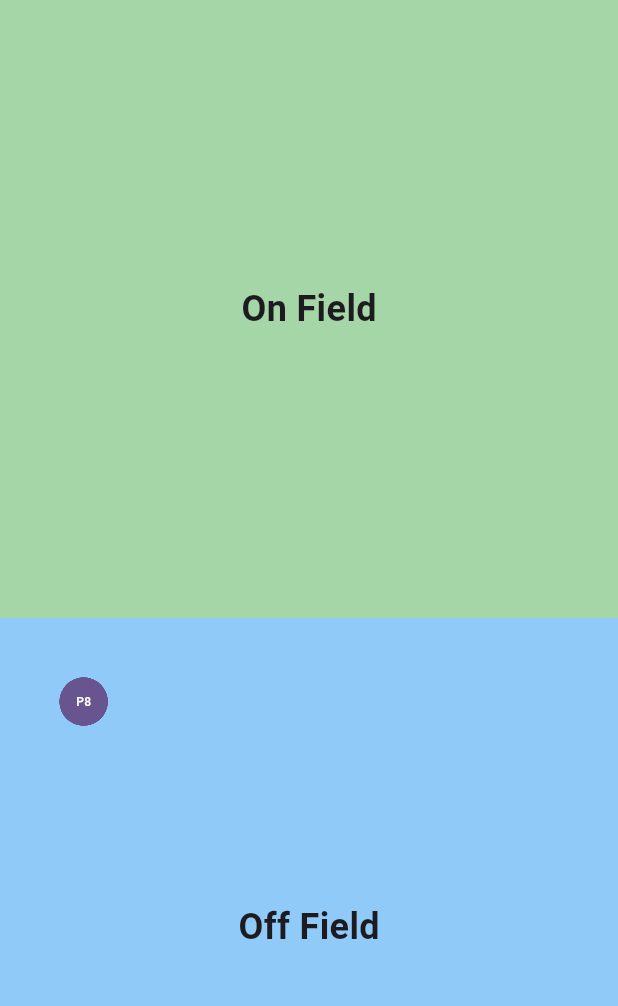
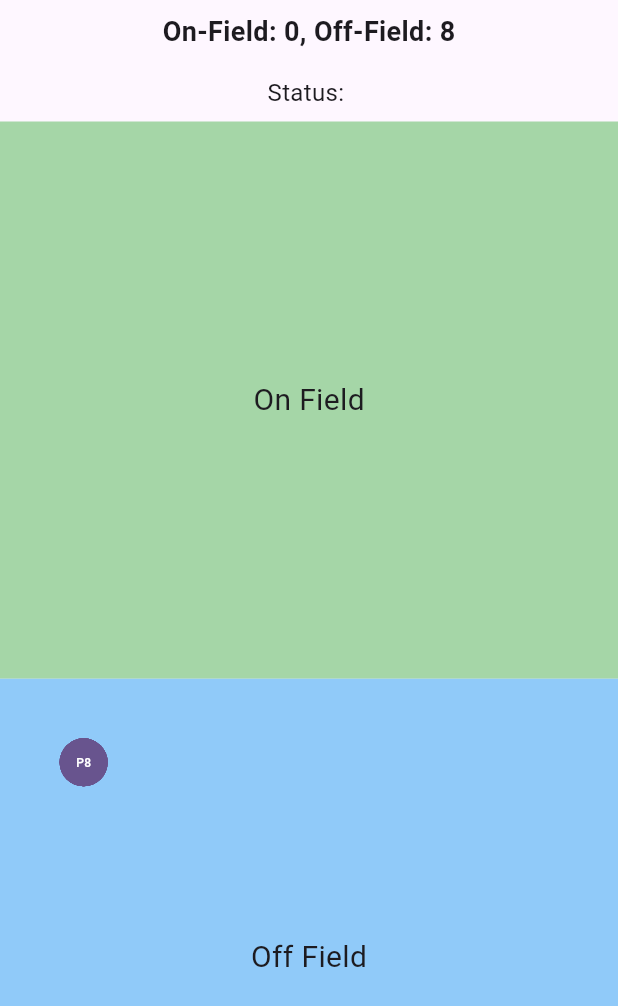
Before and after one commit to anushkagupta65/drag-n-drop-players, a Flutter app: the screen it shows after launch, on a phone screen of 412 x 824 dp. Shown: the top 1006 px of the screen. Run offline on Flutter 3.47's test engine with Material 3 defaults, Android fonts, the phone set to English and light mode, and no system bars; our stand-ins replace bloc, flutter_bloc, freezed_annotation.

Commit message:
implemented player status on screen

```diff
--- a/lib/field_section.dart
+++ b/lib/field_section.dart
@@ -32,7 +32,8 @@ class FieldSection extends StatelessWidget {
                     child: Text(
                       title,
                       style: const TextStyle(
-                          fontSize: 24, fontWeight: FontWeight.bold),
+                        fontSize: 20,
+                      ),
                     ),
                   ),
                 ),
--- a/lib/player_cubit.dart
+++ b/lib/player_cubit.dart
@@ -11,7 +11,11 @@ class PlayerCubit extends Cubit<PlayerState> {
   PlayerCubit() : super(PlayerState.initial());
 
   void startDragging(Player player) {
-    emit(state.copyWith(isDragging: true, draggedPlayer: player));
+    emit(state.copyWith(
+      isDragging: true,
+      draggedPlayer: player,
+      draggedPlayerStatus: 'Dragging ${player.name}',
+    ));
   }
 
   void updateDraggedPlayerOffset(Offset offset) {
@@ -25,12 +29,18 @@ class PlayerCubit extends Cubit<PlayerState> {
   void dropOnOnField(Player player) {
     if (!player.isDropped) {
       moveToOnField(player);
+      emit(state.copyWith(
+        draggedPlayerStatus: '${player.name} moved to On Field',
+      ));
     }
   }
 
   void dropOnOffField(Player player) {
     if (player.isDropped) {
       moveToOffField(player);
+      emit(state.copyWith(
+        draggedPlayerStatus: '${player.name} moved to Off Field',
+      ));
     }
   }
 
@@ -43,6 +53,8 @@ class PlayerCubit extends Cubit<PlayerState> {
     emit(state.copyWith(
       offFieldPlayers: updatedOffField,
       onFieldPlayers: updatedOnField,
+      onFieldCount: updatedOnField.length,
+      offFieldCount: updatedOffField.length,
     ));
   }
 
@@ -55,6 +67,8 @@ class PlayerCubit extends Cubit<PlayerState> {
     emit(state.copyWith(
       offFieldPlayers: updatedOffField,
       onFieldPlayers: updatedOnField,
+      onFieldCount: updatedOnField.length,
+      offFieldCount: updatedOffField.length,
     ));
   }
 }
--- a/lib/player_field_screen.dart
+++ b/lib/player_field_screen.dart
@@ -10,12 +10,47 @@ class PlayerFieldScreen extends StatelessWidget {
   Widget build(BuildContext context) {
     return BlocProvider(
       create: (_) => PlayerCubit(),
-      child: const Scaffold(
-        body: Column(
-          children: [
-            Expanded(child: FieldSection(isOnField: true, title: 'On Field')),
-            Expanded(child: FieldSection(isOnField: false, title: 'Off Field')),
-          ],
+      child: Scaffold(
+        body: SafeArea(
+          child: Column(
+            children: [
+              BlocBuilder<PlayerCubit, PlayerState>(
+                builder: (context, state) {
+                  return Column(
+                    children: [
+                      Padding(
+                        padding: const EdgeInsets.all(8.0),
+                        child: Text(
+                          'On-Field: ${state.onFieldCount}, Off-Field: ${state.offFieldCount}',
+                          style: const TextStyle(
+                              fontSize: 18, fontWeight: FontWeight.bold),
+                        ),
+                      ),
+                      Padding(
+                        padding: const EdgeInsets.all(8.0),
+                        child: Text(
+                          'Status: ${state.draggedPlayerStatus}',
+                          style: const TextStyle(fontSize: 16),
+                        ),
+                      ),
+                    ],
+                  );
+                },
+              ),
+              const Expanded(
+                child: Column(
+                  children: [
+                    Expanded(
+                      child: FieldSection(isOnField: true, title: 'On Field'),
+                    ),
+                    Expanded(
+                      child: FieldSection(isOnField: false, title: 'Off Field'),
+                    ),
+                  ],
+                ),
+              ),
+            ],
+          ),
         ),
       ),
     );
--- a/lib/player_state.dart
+++ b/lib/player_state.dart
@@ -8,6 +8,9 @@ class PlayerState with _$PlayerState {
     @Default(false) bool isDragging,
     @Default(null) Player? draggedPlayer,
     @Default(Offset.zero) Offset draggedPlayerOffset,
+    @Default(0) int onFieldCount,
+    @Default(0) int offFieldCount,
+    @Default('') String draggedPlayerStatus,
   }) = _PlayerState;
 
   factory PlayerState.initial() => PlayerState(
@@ -16,5 +19,8 @@ class PlayerState with _$PlayerState {
         isDragging: false,
         draggedPlayer: null,
         draggedPlayerOffset: Offset.zero,
+        onFieldCount: 0,
+        offFieldCount: InitialPlayers.offFieldPlayers.length,
+        draggedPlayerStatus: '',
       );
 }
```
Also changed, not shown: lib/player_cubit.freezed.dart.
